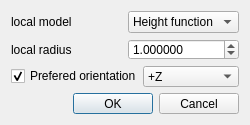
Qt form qCC/ui_templates/normalComputationDlg.ui (CloudCompare/CloudCompare) before a commit.
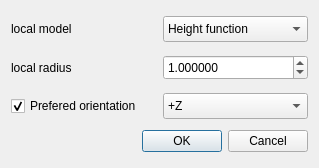
The same form after that commit.

Commit message: Fix normal computation dialog so it's not squished on the Mac

Patch:
```diff
--- a/qCC/ui_templates/normalComputationDlg.ui
+++ b/qCC/ui_templates/normalComputationDlg.ui
@@ -6,20 +6,20 @@
    <rect>
     <x>0</x>
     <y>0</y>
-    <width>250</width>
-    <height>125</height>
+    <width>319</width>
+    <height>168</height>
    </rect>
   </property>
   <property name="minimumSize">
    <size>
-    <width>250</width>
-    <height>125</height>
+    <width>319</width>
+    <height>168</height>
    </size>
   </property>
   <property name="maximumSize">
    <size>
-    <width>250</width>
-    <height>125</height>
+    <width>319</width>
+    <height>168</height>
    </size>
   </property>
   <property name="windowTitle">
@@ -37,6 +37,12 @@
      </item>
      <item>
       <widget class="QComboBox" name="localModelComboBox">
+       <property name="minimumSize">
+        <size>
+         <width>0</width>
+         <height>26</height>
+        </size>
+       </property>
        <property name="currentIndex">
         <number>1</number>
        </property>
@@ -61,6 +67,12 @@
    </item>
    <item>
     <layout class="QHBoxLayout" name="horizontalLayout_3">
+     <property name="topMargin">
+      <number>2</number>
+     </property>
+     <property name="bottomMargin">
+      <number>2</number>
+     </property>
      <item>
       <widget class="QLabel" name="label_2">
        <property name="text">
@@ -70,6 +82,12 @@
      </item>
      <item>
       <widget class="QDoubleSpinBox" name="radiusDoubleSpinBox">
+       <property name="minimumSize">
+        <size>
+         <width>0</width>
+         <height>25</height>
+        </size>
+       </property>
        <property name="decimals">
         <number>6</number>
        </property>
@@ -103,6 +121,12 @@
      </item>
      <item>
       <widget class="QComboBox" name="preferedOrientationComboBox">
+       <property name="minimumSize">
+        <size>
+         <width>0</width>
+         <height>26</height>
+        </size>
+       </property>
        <property name="currentIndex">
         <number>4</number>
        </property>
```
